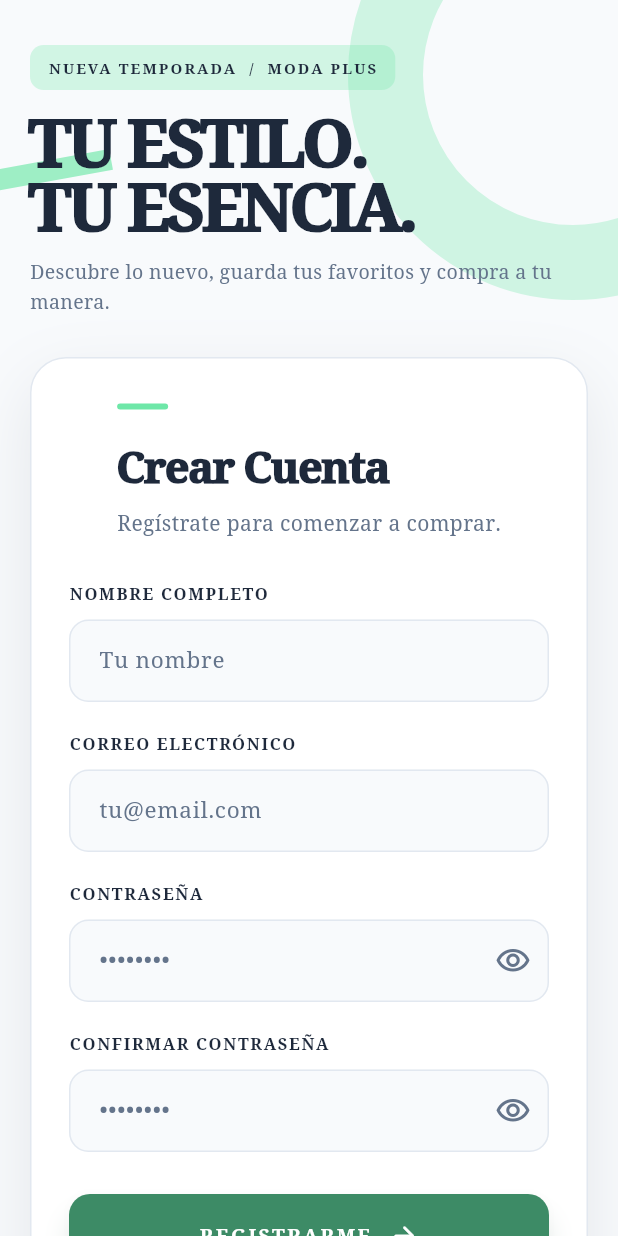
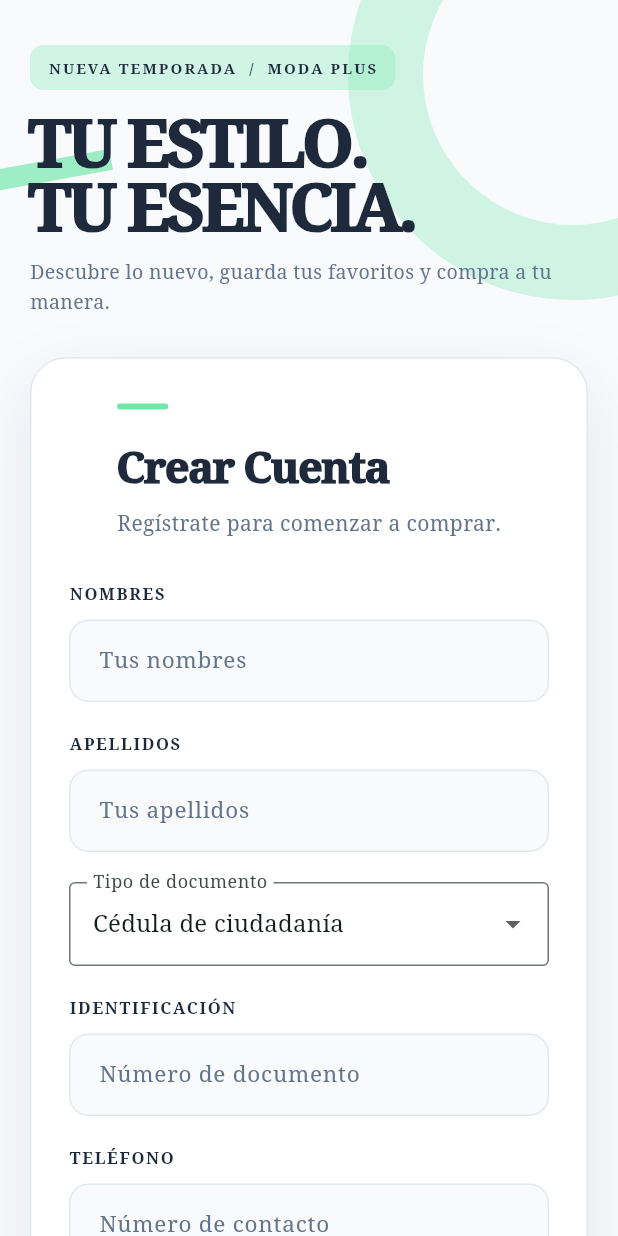
Before and after one commit to Tomas-zuleta/ModaPlus, a Flutter app: the screen it shows after launch, scrolled down 70 dp, after a tap on "Registrarme", on a phone screen of 412 x 824 dp. Run offline on Flutter 3.47's test engine with Material 3 defaults, Android fonts, the phone set to English and light mode, and no system bars; drawn by our look-alikes of flutter_animate; our stand-ins replace file_picker, shared_preferences, supabase_flutter; accounts and stored records are empty.

Commit message:
Implementar registro de clientes con campos web y simplificar navegación
- Registro Supabase Auth con metadata customer y RPC activar_cuenta_cliente.
- Añadir documento, nombres, apellidos, teléfono y dirección opcional.
- Retirar pestaña TABLAS del administrador.
- Mejorar apariencia de filtros y mantener tema claro predeterminado.

Pendiente validar aprobación transaccional y CRUD específicos. No modifica web ni BD.

```diff
--- a/lib/main.dart
+++ b/lib/main.dart
@@ -30,6 +30,12 @@ class ModaPlusApp extends StatelessWidget {
         seedColor: AppColors.primary,
         brightness: brightness,
         primary: dark ? const Color(0xFF6EE7A8) : AppColors.primary,
+      ),
+      chipTheme: ChipThemeData(
+        backgroundColor: dark ? const Color(0xFF1E293B) : const Color(0xFFF1F5F9),
+        selectedColor: dark ? const Color(0xFF225A49) : const Color(0xFFD1FAE5),
+        shape: RoundedRectangleBorder(borderRadius: BorderRadius.circular(22)),
+        labelStyle: TextStyle(color: dark ? Colors.white : const Color(0xFF0F172A)),
       ),
       cardColor: dark ? const Color(0xFF1E293B) : Colors.white,
       dividerColor: dark ? const Color(0xFF334155) : const Color(0xFFE2E8F0),
--- a/lib/pages/admin_shell.dart
+++ b/lib/pages/admin_shell.dart
@@ -7,7 +7,6 @@ import '../widgets/app_drawer.dart';
 import '../widgets/app_top_bar.dart';
 import '../widgets/sans_scope.dart';
 import 'dashboard_view.dart';
-import 'admin_tables_view.dart';
 import 'orders_view.dart';
 import 'plan_separe_view.dart';
 import 'profile_view.dart';
@@ -26,7 +25,6 @@ class _AdminShellState extends State<AdminShell> {
     NavItemData(Icons.bar_chart_outlined, Icons.bar_chart, 'DASHBOARD'),
     NavItemData(Icons.bookmark_border, Icons.bookmark, 'SEPARE'),
     NavItemData(Icons.receipt_long_outlined, Icons.receipt_long, 'PEDIDOS'),
-    NavItemData(Icons.table_chart_outlined, Icons.table_chart, 'TABLAS'),
     NavItemData(Icons.person_outline, Icons.person, 'PERFIL'),
   ];
 
@@ -38,8 +36,6 @@ class _AdminShellState extends State<AdminShell> {
         return const PlanSepareView();
       case 2:
         return const OrdersView();
-      case 3:
-        return const AdminTablesView();
       default:
         return const ProfileView();
     }
--- a/lib/pages/orders_view.dart
+++ b/lib/pages/orders_view.dart
@@ -57,11 +57,11 @@ class _OrdersViewState extends State<OrdersView> {
         const SizedBox(height: 15),
         SingleChildScrollView(scrollDirection: Axis.horizontal,
           child: Row(children: [
-            ChoiceChip(label: const Text('Todos'), selected: _status == null,
+            ChoiceChip(label: const Text('Todos'), showCheckmark: false, selected: _status == null,
               onSelected: (_) => setState(() => _status = null)),
             const SizedBox(width: 8),
             for (final status in statuses) ...[
-              ChoiceChip(label: Text(status), selected: _status == status,
+              ChoiceChip(label: Text(status), showCheckmark: false, selected: _status == status,
                 onSelected: (_) => setState(() => _status = status)),
               const SizedBox(width: 8),
             ],
--- a/lib/services/app_preferences.dart
+++ b/lib/services/app_preferences.dart
@@ -20,7 +20,6 @@ class AppPreferences extends ChangeNotifier {
     final prefs = await SharedPreferences.getInstance();
     _themeMode = switch (prefs.getString('theme_mode')) {
       'dark' => ThemeMode.dark,
-      'system' => ThemeMode.system,
       _ => ThemeMode.light,
     };
     _animations = prefs.getBool('animations') ?? true;
--- a/lib/services/supabase_auth_service.dart
+++ b/lib/services/supabase_auth_service.dart
@@ -4,6 +4,18 @@ import '../models/user_role.dart';
 class AuthException implements Exception {
   final String message;
   const AuthException(this.message);
+}
+
+class CustomerRegistration {
+  final String tipoDocumento, identificacion, nombres, apellidos, telefono, direccion;
+  const CustomerRegistration({required this.tipoDocumento,
+    required this.identificacion, required this.nombres,
+    required this.apellidos, required this.telefono, required this.direccion});
+  Map<String, dynamic> toJson() => {
+    'tipoDocumento': tipoDocumento, 'identificacion': identificacion,
+    'nombres': nombres, 'apellidos': apellidos, 'telefono': telefono,
+    'direccion': direccion,
+  };
 }
 
 class AuthAccount {
@@ -21,6 +33,54 @@ class SupabaseAuthService {
 
   SupabaseClient get _db => Supabase.instance.client;
 
+  Future<bool> register(String email, String password,
+      CustomerRegistration customer) async {
+    try {
+      final response = await _db.auth.signUp(
+        email: email.trim().toLowerCase(), password: password,
+        data: {'customer': customer.toJson()});
+      if (response.user == null) throw const AuthException('No se pudo crear la cuenta.');
+      if (response.session != null) {
+        await activateCustomer(customer);
+        return true;
+      }
+      return false;
+    } on AuthApiException catch (e) {
+      if (e.code == 'user_already_exists' || e.code == 'email_exists') {
+        throw const AuthException('Ya existe una cuenta con ese correo.');
+      }
+      throw const AuthException('No se pudo registrar la cuenta. Verifica los datos.');
+    } on PostgrestException {
+      throw const AuthException('Cuenta creada, pero no se pudo activar el perfil. '
+        'Confirma tu correo e inicia sesión para reintentar.');
+    }
+  }
+
+  Future<void> activateCustomer(CustomerRegistration customer) async {
+    await _db.rpc('activar_cuenta_cliente', params: {
+      'p_tipo_documento': customer.tipoDocumento,
+      'p_identificacion': customer.identificacion,
+      'p_nombres': customer.nombres,
+      'p_apellidos': customer.apellidos,
+      'p_telefono': customer.telefono,
+      'p_direccion': customer.direccion.isEmpty ? null : customer.direccion,
+    });
+  }
+
+  Future<void> _activateFromMetadata() async {
+    final raw = _db.auth.currentUser?.userMetadata?['customer'];
+    if (raw is! Map) return;
+    final data = Map<String, dynamic>.from(raw);
+    await activateCustomer(CustomerRegistration(
+      tipoDocumento: (data['tipoDocumento'] ?? 'CC').toString(),
+      identificacion: (data['identificacion'] ?? '').toString(),
+      nombres: (data['nombres'] ?? '').toString(),
+      apellidos: (data['apellidos'] ?? '').toString(),
+      telefono: (data['telefono'] ?? '').toString(),
+      direccion: (data['direccion'] ?? '').toString(),
+    ));
+  }
+
   Future<AuthAccount> signIn(String email, String password) async {
     try {
       final response = await _db.auth.signInWithPassword(
@@ -29,7 +89,12 @@ class SupabaseAuthService {
         throw const AuthException('No se pudo verificar tu sesión.');
       }
       try {
-        return await currentAccount();
+        try {
+          return await currentAccount();
+        } on AuthException {
+          await _activateFromMetadata();
+          return await currentAccount();
+        }
       } catch (_) {
         await _db.auth.signOut();
         rethrow;
--- a/lib/widgets/register_form.dart
+++ b/lib/widgets/register_form.dart
@@ -1,6 +1,7 @@
 import 'package:flutter/material.dart';
 
 import '../utils/animations.dart';
+import '../services/supabase_auth_service.dart';
 import '../utils/validators.dart';
 import 'auth_card.dart';
 import 'auth_header.dart';
@@ -9,7 +10,7 @@ import 'primary_button.dart';
 
 class RegisterForm extends StatefulWidget {
   final bool isLoading;
-  final void Function(String name, String email, String password) onSubmit;
+  final void Function(CustomerRegistration customer, String email, String password) onSubmit;
 
   const RegisterForm({
     super.key,
@@ -24,6 +25,11 @@ class RegisterForm extends StatefulWidget {
 class _RegisterFormState extends State<RegisterForm> {
   final _formKey = GlobalKey<FormState>();
   final _nameCtrl = TextEditingController();
+  final _surnameCtrl = TextEditingController();
+  final _documentCtrl = TextEditingController();
+  final _phoneCtrl = TextEditingController();
+  final _addressCtrl = TextEditingController();
+  String _documentType = 'CC';
   final _emailCtrl = TextEditingController();
   final _passCtrl = TextEditingController();
   final _confirmCtrl = TextEditingController();
@@ -31,6 +37,10 @@ class _RegisterFormState extends State<RegisterForm> {
   @override
   void dispose() {
     _nameCtrl.dispose();
+    _surnameCtrl.dispose();
+    _documentCtrl.dispose();
+    _phoneCtrl.dispose();
+    _addressCtrl.dispose();
     _emailCtrl.dispose();
     _passCtrl.dispose();
     _confirmCtrl.dispose();
@@ -40,7 +50,14 @@ class _RegisterFormState extends State<RegisterForm> {
   void _submit() {
     if (_formKey.currentState!.validate()) {
       widget.onSubmit(
-        _nameCtrl.text.trim(),
+        CustomerRegistration(
+          tipoDocumento: _documentType,
+          identificacion: _documentCtrl.text.trim(),
+          nombres: _nameCtrl.text.trim(),
+          apellidos: _surnameCtrl.text.trim(),
+          telefono: _phoneCtrl.text.trim(),
+          direccion: _addressCtrl.text.trim(),
+        ),
         _emailCtrl.text.trim(),
         _passCtrl.text,
       );
@@ -60,11 +77,40 @@ class _RegisterFormState extends State<RegisterForm> {
               subtitle: 'Regístrate para comenzar a comprar.',
             ).stagger(0),
             AuthTextField(
-              label: 'Nombre completo',
-              hint: 'Tu nombre',
+              label: 'Nombres',
+              hint: 'Tus nombres',
               controller: _nameCtrl,
               validator: Validators.name,
             ).stagger(1),
+            const SizedBox(height: 20),
+            AuthTextField(label: 'Apellidos', hint: 'Tus apellidos',
+              controller: _surnameCtrl, validator: Validators.name).stagger(1),
+            const SizedBox(height: 20),
+            DropdownButtonFormField<String>(
+              value: _documentType,
+              decoration: const InputDecoration(labelText: 'Tipo de documento',
+                border: OutlineInputBorder()),
+              items: const [
+                DropdownMenuItem(value: 'CC', child: Text('Cédula de ciudadanía')),
+                DropdownMenuItem(value: 'CE', child: Text('Cédula de extranjería')),
+                DropdownMenuItem(value: 'TI', child: Text('Tarjeta de identidad')),
+                DropdownMenuItem(value: 'PASAPORTE', child: Text('Pasaporte')),
+              ],
+              onChanged: (v) => setState(() => _documentType = v ?? 'CC'),
+            ),
+            const SizedBox(height: 20),
+            AuthTextField(label: 'Identificación', hint: 'Número de documento',
+              controller: _documentCtrl,
+              validator: (v) => (v == null || v.trim().length < 5)
+                ? 'Ingresa un documento válido' : null).stagger(2),
+            const SizedBox(height: 20),
+            AuthTextField(label: 'Teléfono', hint: 'Número de contacto',
+              controller: _phoneCtrl, keyboardType: TextInputType.phone,
+              validator: (v) => (v == null || v.trim().length < 7)
+                ? 'Ingresa un teléfono válido' : null).stagger(2),
+            const SizedBox(height: 20),
+            AuthTextField(label: 'Dirección (opcional)', hint: 'Tu dirección',
+              controller: _addressCtrl).stagger(2),
             const SizedBox(height: 20),
             AuthTextField(
               label: 'Correo electrónico',
```
Also changed, not shown: lib/pages/auth_page.dart (+22 -6 lines).
